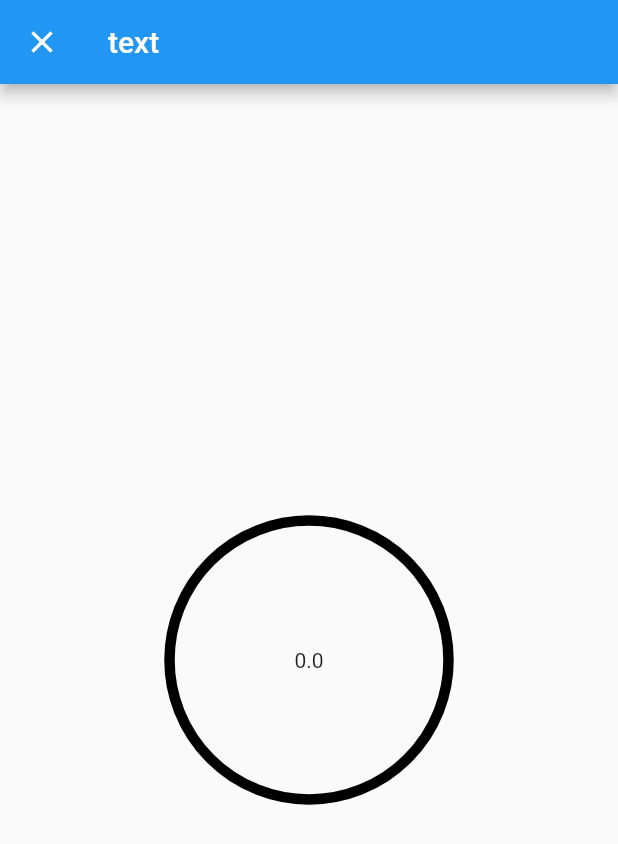
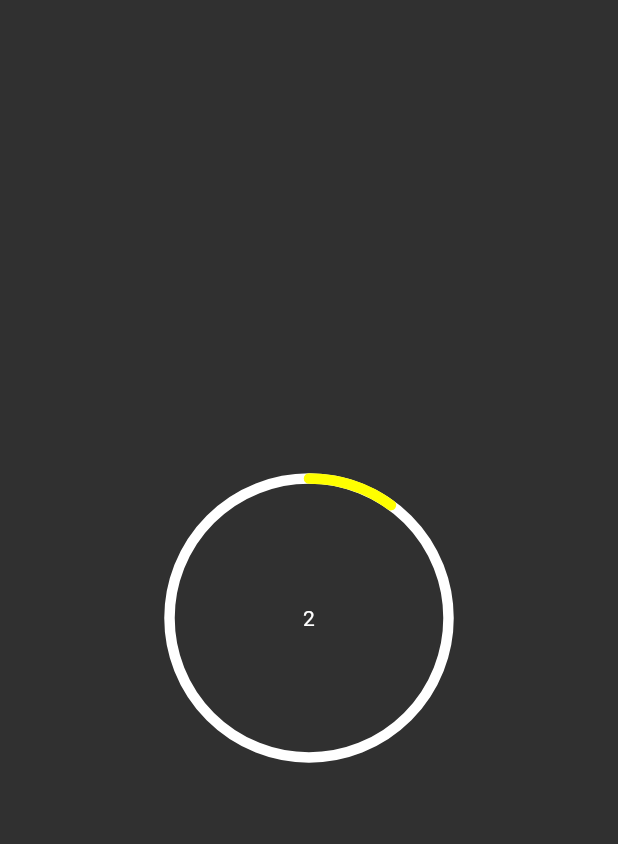
Before and after one commit to tamappe/touch_numbers, a Flutter app: the screen it shows after launch, after a tap on "Start", on a phone screen of 412 x 824 dp. Shown: the top 844 px of the screen. Run offline on Flutter 3.47's test engine with Material 2 defaults, Android fonts, the phone set to English and light mode, and no system bars.

Commit message:
カウントサークルの自動アニメーションの実装完了

```diff
--- a/lib/main.dart
+++ b/lib/main.dart
@@ -11,13 +11,15 @@ class MyApp extends StatelessWidget {
   Widget build(BuildContext context) {
     return MaterialApp(
       initialRoute: '/start',
-      routes: <String, WidgetBuilder> {
+      routes: <String, WidgetBuilder>{
         Constants.startRoute: (BuildContext context) => StartPage(),
         Constants.playRoute: (BuildContext context) => PlayPage(),
       },
       title: 'Numbers',
-      theme: ThemeData(
-        primarySwatch: Colors.blue,
+      theme: new ThemeData(
+        brightness: Brightness.dark,
+        primaryColor: Colors.lightBlue[800],
+        accentColor: Colors.cyan[600],
       ),
     );
   }
--- a/lib/pages/start_count_page.dart
+++ b/lib/pages/start_count_page.dart
@@ -1,4 +1,6 @@
 import 'package:flutter/material.dart';
+import 'package:twentyfive/pages/play_page.dart';
+import 'package:twentyfive/utils/constants.dart';
 import 'package:twentyfive/widgets/circle_progress.dart';
 
 class StartCountPage extends StatefulWidget {
@@ -6,44 +8,46 @@ class StartCountPage extends StatefulWidget {
   _StartCountPageState createState() => _StartCountPageState();
 }
 
-class _StartCountPageState extends State<StartCountPage>
-    with SingleTickerProviderStateMixin {
+class _StartCountPageState extends State<StartCountPage> with SingleTickerProviderStateMixin {
   AnimationController progressController;
   Animation animation;
 
+  double millSeconds = 3;
+
   @override
   void initState() {
-    // TODO: implement initState
     super.initState();
-    progressController = AnimationController(
-        vsync: this, duration: Duration(milliseconds: 2000));
-    animation = Tween<double>(begin: 0, end: 80).animate(progressController)
+    progressController = AnimationController(vsync: this, duration: Duration(milliseconds: 3000));
+    animation = Tween<double>(begin: 0, end: 300).animate(progressController)
       ..addListener(() {
-        setState(() {});
-      });
+        setState(() {
+            double localSecond = 300 - animation.value;
+            millSeconds = 1 + localSecond / 100;
+        });
+      })
+    ..addStatusListener((status) {
+      if (status == AnimationStatus.completed)
+        Navigator.push(
+          context,
+          new MaterialPageRoute<Null>(
+            settings: const RouteSettings(name: Constants.playRoute),
+            builder: (BuildContext context) => PlayPage(),
+          ),
+        );
+    });
+    progressController.forward();
   }
 
   @override
   Widget build(BuildContext context) {
     return Scaffold(
-      appBar: AppBar(
-        title: Text('text'),
-      ),
       body: Center(
         child: CustomPaint(
           foregroundPainter: CircleProgress(animation.value),
           child: Container(
             width: 200,
             height: 200,
-            child: GestureDetector(
-              onTap: () {
-                if (animation.value == 80) {
-                  progressController.reverse();
-                } else {
-                  progressController.forward();
-                }
-              },
-                child: Center(child: Text('${animation.value}'))),
+            child: Center(child: Text('${millSeconds.toInt()}')),
           ),
         ),
       ),
--- a/lib/widgets/circle_progress.dart
+++ b/lib/widgets/circle_progress.dart
@@ -10,19 +10,30 @@ class CircleProgress extends CustomPainter {
   void paint(Canvas canvas, Size size) {
     Paint outerCircle = Paint()
         ..strokeWidth = 7
-      ..color = Colors.black
         ..style = PaintingStyle.stroke;
     Paint completeArc = Paint()
     ..strokeWidth = 7
-      ..color = Colors.redAccent
+      ..color = Colors.white
     ..style = PaintingStyle.stroke
     ..strokeCap = StrokeCap.round;
 
     Offset center = Offset(size.width /2, size.height / 2);
     double radius = min(size.width / 2, size.height / 2) - 7;
 
+    if (currentProgress >= 200) {
+        outerCircle.color = Colors.yellowAccent;
+    } else if (currentProgress >= 100) {
+        outerCircle.color = Colors.white;
+    }
+
     canvas.drawCircle(center, radius, outerCircle);
-
+    if (currentProgress >= 200) {
+        currentProgress = currentProgress - 200;
+        completeArc.color = Colors.greenAccent;
+    } else if (currentProgress >= 100) {
+        currentProgress = currentProgress - 100;
+        completeArc.color = Colors.yellowAccent;
+    }
     double angle = 2 * pi * (currentProgress / 100);
     canvas.drawArc(Rect.fromCircle(center: center, radius: radius), -pi/ 2, angle, false, completeArc);
   }
```
